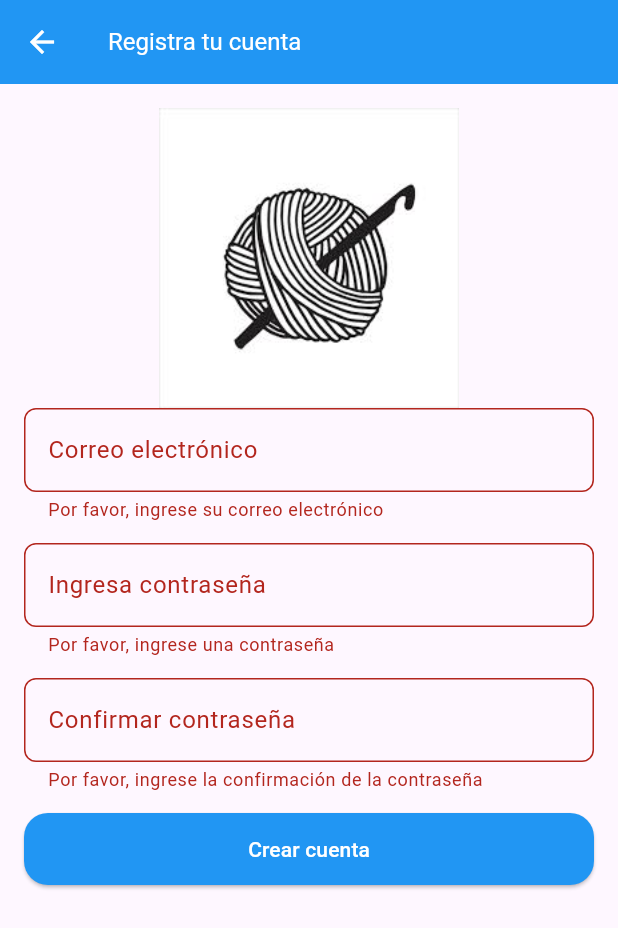
After one commit to ChristianAlonso16/Design-Flutter, a Flutter app: the RegisterAccount screen opened by its route, after a tap on "Crear cuenta", on a phone screen of 412 x 824 dp. The commit adds this screen. Shown: the top 928 px of the screen. Run offline on Flutter 3.47's test engine with Material 3 defaults, Android fonts, the phone set to English and light mode, and no system bars; our stand-ins replace firebase_auth, firebase_core; accounts and stored records are empty.

Commit message:
[Add] firebase auth

```diff
--- /dev/null
+++ b/lib/helpers/validate_inputs.dart
@@ -0,0 +1,30 @@
+String? validatePassword(String? value) {
+  if (value == null || value.isEmpty) {
+    return 'Por favor, ingrese una contraseña';
+  }
+  if (!RegExp(r'^(?=.*[A-Z])(?=.*[a-z])(?=.*\d)(?=.*[!@#\$&*~]).{8,}$')
+      .hasMatch(value)) {
+    return 'La contraseña debe tener al menos 8 caracteres, una mayúscula, una minúscula, un número y un carácter especial';
+  }
+  return null;
+}
+
+String? validateEmail(String? value) {
+  final RegExp emailRegExp = RegExp(
+    r'^[\w-\.]+@([\w-]+\.)+[\w-]{2,4}$',
+  );
+
+  if (value == null || value.isEmpty) {
+    return 'Por favor, ingrese su correo electrónico';
+  } else if (!emailRegExp.hasMatch(value)) {
+    return 'Por favor, ingrese un correo electrónico válido';
+  }
+  return null;
+}
+
+String? validatePasswordVoid(String? value) {
+  if (value == null || value.isEmpty) {
+    return 'Por favor, ingrese la contraseña';
+  }
+  return null;
+}
--- /dev/null
+++ b/lib/modules/auth/screen/register_account.dart
@@ -0,0 +1,138 @@
+import 'package:firebase_auth/firebase_auth.dart';
+import 'package:flutter/material.dart';
+import 'package:cash_app/helpers/validate_inputs.dart';
+
+class RegisterAccount extends StatefulWidget {
+  const RegisterAccount({super.key});
+
+  @override
+  State<RegisterAccount> createState() => _CreateAccountState();
+}
+
+class _CreateAccountState extends State<RegisterAccount> {
+  final TextEditingController _emailController = TextEditingController();
+  final TextEditingController _passwordController = TextEditingController();
+  final TextEditingController _passwordConfirmController =
+      TextEditingController();
+  final GlobalKey<FormState> _formKey = GlobalKey<FormState>();
+
+  String? validatePasswordConfirm(String? value) {
+    if (value == null || value.isEmpty) {
+      return 'Por favor, ingrese la confirmación de la contraseña';
+    }
+    if (value != _passwordController.text) {
+      return 'Las contraseñas no coinciden';
+    }
+    return null;
+  }
+
+  @override
+  Widget build(BuildContext context) {
+    return Scaffold(
+      appBar: AppBar(
+        title: const Text('Registra tu cuenta'),
+        backgroundColor: Colors.blue,
+        titleTextStyle: const TextStyle(fontSize: 16, color: Colors.white),
+        iconTheme: const IconThemeData(color: Colors.white),
+      ),
+      body: SingleChildScrollView(
+        child: Padding(
+          padding: const EdgeInsets.all(16),
+          child: Center(
+            child: Column(
+              crossAxisAlignment: CrossAxisAlignment.center,
+              children: [
+                Image.asset(
+                  'assets/logo.jpeg',
+                  width: 200,
+                  height: 200,
+                ),
+                Form(
+                    key: _formKey,
+                    child: Column(
+                      children: [
+                        TextFormField(
+                          validator: validateEmail,
+                          controller: _emailController,
+                          decoration: const InputDecoration(
+                            hintText: 'Correo electrónico',
+                            labelText: 'Correo electrónico',
+                            border: OutlineInputBorder(
+                                borderRadius:
+                                    BorderRadius.all(Radius.circular(8.0))),
+                          ),
+                        ),
+                        const SizedBox(
+                          height: 14,
+                        ),
+                        TextFormField(
+                          controller: _passwordController,
+                          validator: validatePassword,
+                          decoration: const InputDecoration(
+                            hintText: 'Ingresa contraseña',
+                            labelText: 'Ingresa contraseña',
+                            border: OutlineInputBorder(
+                                borderRadius:
+                                    BorderRadius.all(Radius.circular(8.0))),
+                          ),
+                        ),
+                        const SizedBox(
+                          height: 14,
+                        ),
+                        TextFormField(
+                          validator: validatePasswordConfirm,
+                          controller: _passwordConfirmController,
+                          decoration: const InputDecoration(
+                            hintText: 'Confirmar contraseña',
+                            labelText: 'Confirmar contraseña',
+                            border: OutlineInputBorder(
+                                borderRadius:
+                                    BorderRadius.all(Radius.circular(8.0))),
+                          ),
+                        ),
+                        const SizedBox(
+                          height: 14,
+                        ),
+                        SizedBox(
+                          height: 48,
+                          width: double.infinity,
+                          child: ElevatedButton(
+                            onPressed: () async {
+                              if (_formKey.currentState!.validate()) {
+                                try {
+                                  final credential = await FirebaseAuth.instance
+                                      .createUserWithEmailAndPassword(
+                                    email: _emailController.text,
+                                    password: _passwordController.text,
+                                  );
+                                  print(credential);
+                                } on FirebaseAuthException catch (e) {
+                                  if (e.code == 'weak-password') {
+                                    print('The password provided is too weak.');
+                                  } else if (e.code == 'email-already-in-use') {
+                                    print(
+                                        'The account already exists for that email.');
+                                  }
+                                } catch (e) {
+                                  print(e);
+                                }
+                              }
+                            },
+                            style: OutlinedButton.styleFrom(
+                                backgroundColor: Colors.blue,
+                                foregroundColor: Colors.white,
+                                shape: RoundedRectangleBorder(
+                                    borderRadius: BorderRadius.circular(16))),
+                            child: const Text('Crear cuenta'),
+                          ),
+                        ),
+                      ],
+                    ))
+              ],
+            ),
+          ),
+        ),
+      ),
+    );
+  }
+}
--- a/pubspec.yaml
+++ b/pubspec.yaml
@@ -9,6 +9,8 @@ environment:
 dependencies:
   flutter:
     sdk: flutter
+  firebase_auth: ^5.2.0
+  firebase_core: ^3.4.0
 
 dev_dependencies:
   flutter_test:
```
Also changed, not shown: lib/main.dart (+11 -2 lines), lib/modules/auth/screen/home.dart (added, +31 -0 lines), lib/modules/auth/screen/login.dart (+31 -3 lines), lib/widgets/splash_screen.dart (added, +42 -0 lines), firebase.json (added), lib/firebase_options.dart (added), pubspec.lock, 6 other files.
